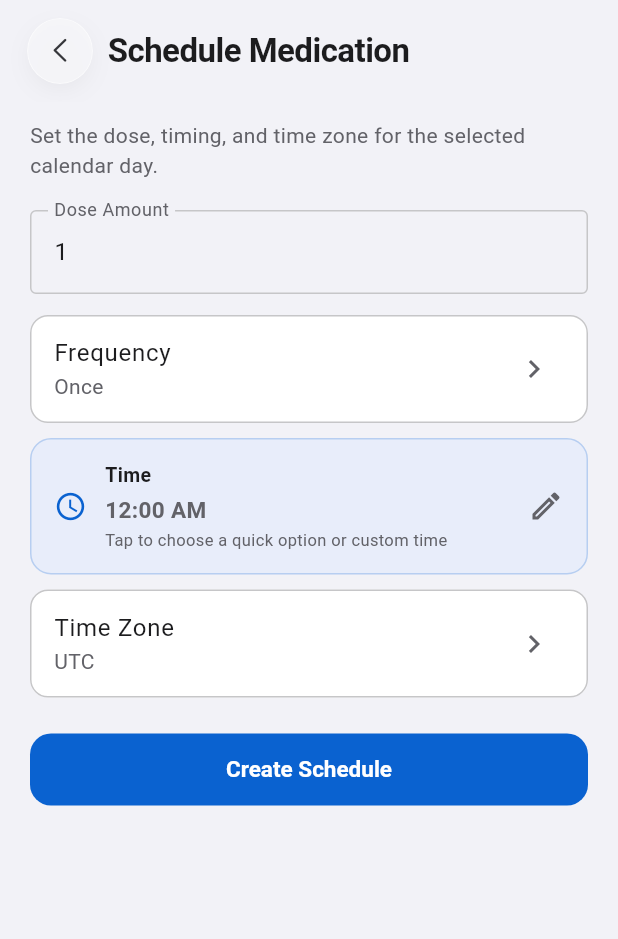
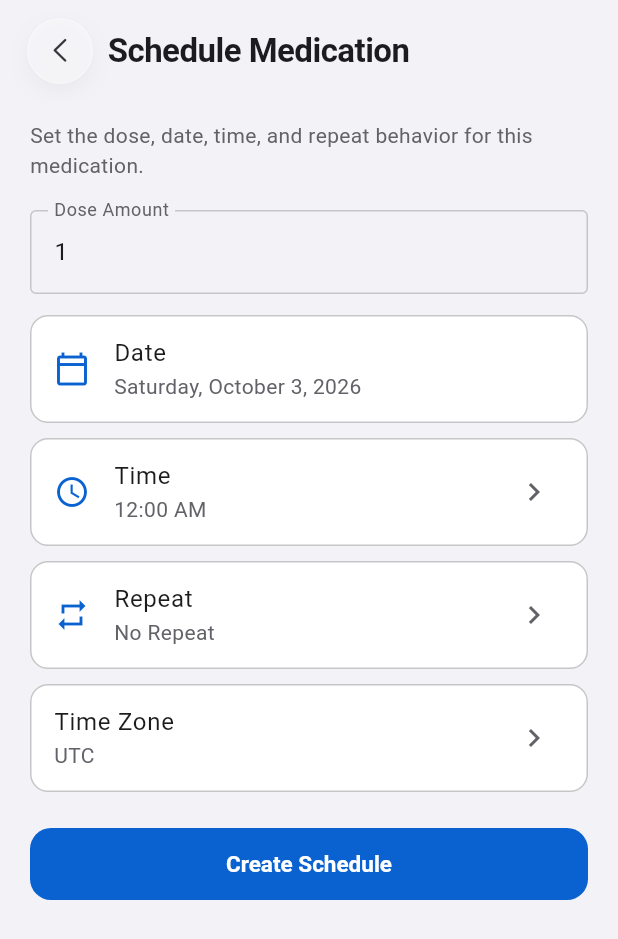
Before and after one commit to jwu-88/Mediary, a Flutter app: the _ScheduleDetailsPage screen opened directly with empty values, on a phone screen of 412 x 824 dp. Shown: the top 939 px of the screen. Run offline on Flutter 3.47's test engine with Material 3 defaults, Android fonts, the phone set to English and light mode, and no system bars; our stand-ins replace cloud_firestore, file_picker, firebase_auth, firebase_core, flutter_local_notifications, google_sign_in and 4 more; missing offline and left inert: dart:js_interop, dart:ui_web, pasteboard; accounts and stored records are empty.

Commit message:
Improve medication scheduling and web notices

```diff
--- a/lib/main.dart
+++ b/lib/main.dart
@@ -31,6 +31,7 @@
 import 'settings_screen.dart';
 import 'web_camera.dart';
 import 'web_page_metadata.dart';
+import 'web_floating_notice_card.dart';
 import 'web_navigation_sidebar.dart';
 import 'weekly_report_screen.dart';
 import 'text_formatting.dart';
@@ -1428,32 +1429,28 @@
   }
 
   void _showWebMedicationToast(MedicationDueNotification notification) {
-    if (!mounted ||
-        _webMedicationToasts.any(
-          (toast) => toast.notification.doseId == notification.doseId,
-        )) {
+    final toastKey = _webMedicationToastKey(notification);
+    if (!mounted || _webMedicationToasts.isNotEmpty) {
       return;
     }
-    final toast = _MedicationToast(notification);
+    final toast = _MedicationToast(notification, toastKey);
     setState(() {
       _webMedicationToasts.add(toast);
-      if (_webMedicationToasts.length > 3) {
-        final removed = _webMedicationToasts.removeAt(0);
-        _webMedicationToastTimers.remove(removed.notification.doseId)?.cancel();
-      }
     });
-    _webMedicationToastTimers[notification.doseId] = Timer(
-      const Duration(seconds: 5),
-      () {
-        if (!mounted) return;
-        setState(() {
-          _webMedicationToasts.removeWhere(
-            (item) => item.notification.doseId == notification.doseId,
-          );
-        });
-        _webMedicationToastTimers.remove(notification.doseId);
-      },
-    );
+    _webMedicationToastTimers[toastKey] = Timer(const Duration(seconds: 5), () {
+      if (!mounted) return;
+      setState(() {
+        _webMedicationToasts.removeWhere((item) => item.key == toastKey);
+      });
+      _webMedicationToastTimers.remove(toastKey);
+    });
+  }
+
+  String _webMedicationToastKey(MedicationDueNotification notification) {
+    final scheduled = notification.scheduledFor;
+    final medication = notification.medicationName.trim().toLowerCase();
+    return '$medication|${scheduled.year}-${scheduled.month}-'
+        '${scheduled.day}-${scheduled.hour}-${scheduled.minute}';
   }
 
   void _onStoreChanged() {
@@ -2291,6 +2288,7 @@
   }
 
   String _scanFrequency(String label) => switch (label) {
+    'No Repeat' => 'once',
     'Once daily' => 'daily',
     'Every 8 hours' => 'every8Hours',
     'Every 12 hours' => 'every12Hours',
@@ -2666,20 +2664,23 @@
         child,
         Positioned(
           key: const Key('webMedicationNotificationToast'),
-          top: MediaQuery.paddingOf(context).top + 16,
-          right: 16,
+          bottom: MediaQuery.paddingOf(context).bottom + webFloatingNoticeInset,
+          right: webFloatingNoticeInset,
           child: ConstrainedBox(
             constraints: BoxConstraints(
-              maxWidth: MediaQuery.sizeOf(context).width < 392
-                  ? MediaQuery.sizeOf(context).width - 32
-                  : 360,
+              maxWidth:
+                  MediaQuery.sizeOf(context).width <
+                      webFloatingNoticeMaxWidth + (webFloatingNoticeInset * 2)
+                  ? MediaQuery.sizeOf(context).width -
+                        (webFloatingNoticeInset * 2)
+                  : webFloatingNoticeMaxWidth,
             ),
             child: Column(
               crossAxisAlignment: CrossAxisAlignment.end,
               children: [
                 for (final toast in _webMedicationToasts)
                   _MedicationToastCard(
-                    key: ValueKey(toast.notification.doseId),
+                    key: ValueKey(toast.key),
                     notification: toast.notification,
                   ),
               ],
@@ -2692,9 +2693,10 @@
 }
 
 class _MedicationToast {
-  const _MedicationToast(this.notification);
+  const _MedicationToast(this.notification, this.key);
 
   final MedicationDueNotification notification;
+  final String key;
 }
 
 class _MedicationToastCard extends StatefulWidget {
@@ -2719,50 +2721,17 @@
 
   @override
   Widget build(BuildContext context) {
-    final colors = Theme.of(context).colorScheme;
     return Padding(
       padding: const EdgeInsets.only(bottom: 10),
       child: AnimatedSlide(
         offset: _visible ? Offset.zero : const Offset(1.2, 0),
         duration: const Duration(milliseconds: 260),
         curve: Curves.easeOutCubic,
-        child: Material(
-          elevation: 8,
-          color: colors.surface,
-          borderRadius: BorderRadius.circular(18),
-          child: Container(
-            key: const Key('medicationNotificationCard'),
-            width: double.infinity,
-            padding: const EdgeInsets.fromLTRB(16, 14, 18, 14),
-            decoration: BoxDecoration(
-              border: Border.all(color: colors.outlineVariant),
-              borderRadius: BorderRadius.circular(18),
-            ),
-            child: Row(
-              mainAxisSize: MainAxisSize.min,
-              children: [
-                Icon(
-                  Icons.notifications_active_outlined,
-                  color: colors.primary,
-                ),
-                const SizedBox(width: 12),
-                Flexible(
-                  child: Column(
-                    crossAxisAlignment: CrossAxisAlignment.start,
-                    mainAxisSize: MainAxisSize.min,
-                    children: [
-                      Text(
-                        widget.notification.title,
-                        style: const TextStyle(fontWeight: FontWeight.w700),
-                      ),
-                      const SizedBox(height: 2),
-                      Text(widget.notification.body),
-                    ],
-                  ),
-                ),
-              ],
-            ),
-          ),
+        child: WebFloatingNoticeCard(
+          key: const Key('medicationNotificationCard'),
+          icon: Icons.notifications_active_outlined,
+          title: widget.notification.title,
+          body: widget.notification.body,
         ),
       ),
     );
@@ -2804,7 +2773,7 @@
 
 class _ScheduleDetailsPageState extends State<_ScheduleDetailsPage> {
   static const _frequencyOptions = [
-    ('once', 'Once', 'Only on the selected calendar day'),
+    ('once', 'No Repeat', 'Only on the selected calendar day'),
     ('daily', 'Every Day', 'Repeat daily at this time'),
     ('weekly', 'Every Week', 'Repeat weekly at this time'),
     ('every8Hours', 'Every 8 Hours', 'Repeat every 8 hours'),
@@ -2840,12 +2809,41 @@
   String get _frequencyLabel =>
       _frequencyOptions.firstWhere((option) => option.$1 == _frequency).$2;
 
+  String get _scheduleDateLabel {
+    const weekdays = [
+      'Monday',
+      'Tuesday',
+      'Wednesday',
+      'Thursday',
+      'Friday',
+      'Saturday',
+      'Sunday',
+    ];
+    const months = [
+      'January',
+      'February',
+      'March',
+      'April',
+      'May',
+      'June',
+      'July',
+      'August',
+      'September',
+      'October',
+      'November',
+      'December',
+    ];
+    return '${weekdays[widget.scheduleDate.weekday - 1]}, '
+        '${months[widget.scheduleDate.month - 1]} '
+        '${widget.scheduleDate.day}, ${widget.scheduleDate.year}';
+  }
+
   Future<void> _chooseFrequency() async {
     final selected = await pushInAppPage<String>(
       context,
       builder: (context) => InAppOptionPage<String>(
-        title: 'Frequency',
-        subtitle: 'Choose how often this schedule repeats.',
+        title: 'Repeat',
+        subtitle: 'Choose how often this medication repeats.',
         options: [
           for (final option in _frequencyOptions)
             InAppPageOption<String>(
@@ -2948,7 +2946,7 @@
         padding: EdgeInsets.zero,
         children: [
           Text(
-            'Set the dose, timing, and time zone for the selected calendar day.',
+            'Set the dose, date, time, and repeat behavior for this medication.',
             style: TextStyle(
               color: colors.onSurfaceVariant,
               fontSize: 14,
@@ -2971,9 +2969,24 @@
           ),
           const SizedBox(height: 14),
           _ScheduleChoiceTile(
+            key: const Key('scheduleDateChoice'),
+            label: 'Date',
+            value: _scheduleDateLabel,
+            leadingIcon: Icons.calendar_today_outlined,
+            showChevron: false,
+          ),
+          const SizedBox(height: 10),
+          _TimeSelectionCard(
+            key: const Key('scheduleTimeChoice'),
+            time: timeLabel,
+            onTap: _chooseTime,
+          ),
+          const SizedBox(height: 10),
+          _ScheduleChoiceTile(
             key: const Key('scheduleFrequencyChoice'),
-            label: 'Frequency',
+            label: 'Repeat',
             value: _frequencyLabel,
+            leadingIcon: Icons.repeat,
             onTap: _chooseFrequency,
           ),
           if (_frequency == 'weekly') ...[
@@ -2992,12 +3005,6 @@
               },
             ),
           ],
-          const SizedBox(height: 10),
-          _TimeSelectionCard(
-            key: const Key('scheduleTimeChoice'),
-            time: timeLabel,
-            onTap: _chooseTime,
-          ),
           const SizedBox(height: 10),
           _ScheduleChoiceTile(
             key: const Key('scheduleTimezoneChoice'),
@@ -3240,56 +3247,19 @@
   Widget build(BuildContext context) {
     final colors = Theme.of(context).colorScheme;
     return Material(
-      color: colors.primaryContainer.withValues(alpha: .35),
+      color: colors.surface,
       shape: RoundedRectangleBorder(
-        borderRadius: BorderRadius.circular(14),
-        side: BorderSide(color: colors.primary.withValues(alpha: .22)),
+        borderRadius: BorderRadius.circular(12),
+        side: BorderSide(color: colors.outlineVariant),
       ),
       child: InkWell(
         onTap: onTap,
-        borderRadius: BorderRadius.circular(14),
-        child: Padding(
-          padding: const EdgeInsets.symmetric(horizontal: 16, vertical: 15),
-          child: Row(
-            children: [
-              Icon(Icons.access_time, color: colors.primary, size: 22),
-              const SizedBox(width: 12),
-              Expanded(
-                child: Column(
-                  crossAxisAlignment: CrossAxisAlignment.start,
-                  children: [
-                    Text(
-                      'Time',
-                      style: TextStyle(
-                        color: colors.onSurface,
-                        fontSize: 13,
-                        fontWeight: FontWeight.w700,
-                      ),
-                    ),
-                    const SizedBox(height: 3),
-                    Text(
-                      time,
-                      key: const Key('scheduleTimeValue'),
-                      style: TextStyle(
-                        color: colors.onSurfaceVariant,
-                        fontSize: 15,
-                        fontWeight: FontWeight.w600,
-                      ),
-                    ),
-                    const SizedBox(height: 2),
-                    Text(
-                      'Tap to choose a quick option or custom time',
-                      style: TextStyle(
-                        color: colors.onSurfaceVariant,
-                        fontSize: 11,
-                      ),
-                    ),
-                  ],
-                ),
-              ),
-              Icon(Icons.edit_outlined, color: colors.onSurfaceVariant),
-            ],
-          ),
+        borderRadius: BorderRadius.circular(12),
+        child: ListTile(
+          leading: Icon(Icons.access_time, color: colors.primary),
+          title: const Text('Time'),
+          subtitle: Text(time, key: const Key('scheduleTimeValue')),
+          trailing: Icon(Icons.chevron_right, color: colors.onSurfaceVariant),
         ),
       ),
     );
@@ -3301,12 +3271,16 @@
     super.key,
     required this.label,
     required this.value,
-    required this.onTap,
+    this.onTap,
+    this.leadingIcon,
+    this.showChevron = true,
   });
 
   final String label;
   final String value;
-  final VoidCallback onTap;
+  final VoidCallback? onTap;
+  final IconData? leadingIcon;
+  final bool showChevron;
 
   @override
   Widget build(BuildContext context) {
@@ -3319,9 +3293,14 @@
       ),
       child: ListTile(
         onTap: onTap,
+        leading: leadingIcon == null
+            ? null
+            : Icon(leadingIcon, color: colors.primary),
         title: Text(titleCaseDisplay(label)),
         subtitle: Text(value),
-        trailing: Icon(Icons.chevron_right, color: colors.onSurfaceVariant),
+        trailing: showChevron
+            ? Icon(Icons.chevron_right, color: colors.onSurfaceVariant)
+            : null,
       ),
     );
   }
--- a/lib/scanner_screens.dart
+++ b/lib/scanner_screens.dart
@@ -681,8 +681,8 @@
 
 class _ScanResultScreenState extends State<ScanResultScreen> {
   String _dose = '1 capsule';
-  String _frequency = 'Every 8 hours';
-  String _duration = '7 days';
+  String _frequency = 'No Repeat';
+  String _duration = '1 day';
   late DateTime _startDate;
   late MedicationTime _time;
   bool _isAdded = false;
@@ -757,7 +757,7 @@
               value: option,
               selected: switch (title) {
                 'Dose' => option == _dose,
-                'Frequency' => option == _frequency,
+                'Repeat' => option == _frequency,
                 'Duration' => option == _duration,
                 _ => false,
               },
@@ -1001,11 +1001,15 @@
                                       const SizedBox(width: 10),
                                       Expanded(
                                         child: _ScheduleField(
-                                          label: 'FREQUENCY',
+                                          key: const Key(
+                                            'scanScheduleRepeatField',
+                                          ),
+                                          label: 'REPEAT',
                                           value: _frequency,
                                           onTap: () => _chooseOption(
-                                            title: 'Frequency',
+                                            title: 'Repeat',
                                             options: const [
+                                              'No Repeat',
                                               'Once daily',
                                               'Every 8 hours',
                                               'Every 12 hours',
@@ -1048,6 +1052,7 @@
                                           onTap: () => _chooseOption(
                                             title: 'Duration',
                                             options: const [
+                                              '1 day',
                                               '5 days',
                                               '7 days',
                                               '10 days',
```
Also changed, not shown: lib/app_legal.dart (+19 -40 lines), lib/notifications/medication_notification_service.dart (+11 -5 lines), lib/web_floating_notice_card.dart (added, +78 -0 lines), 2 other files.
